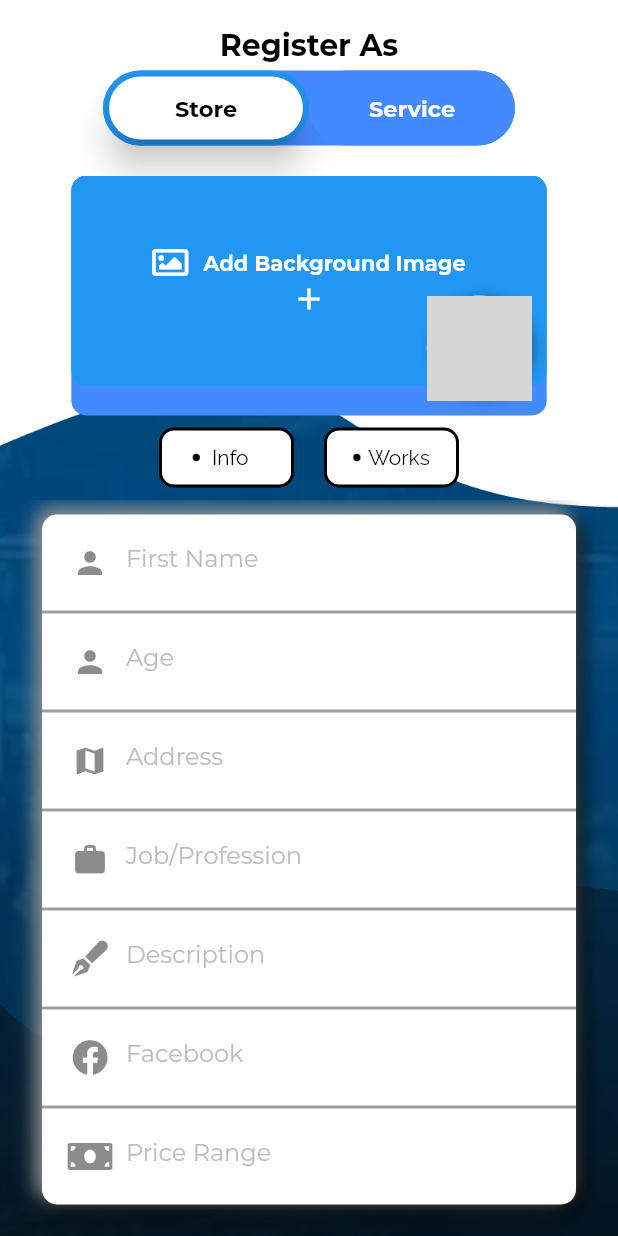
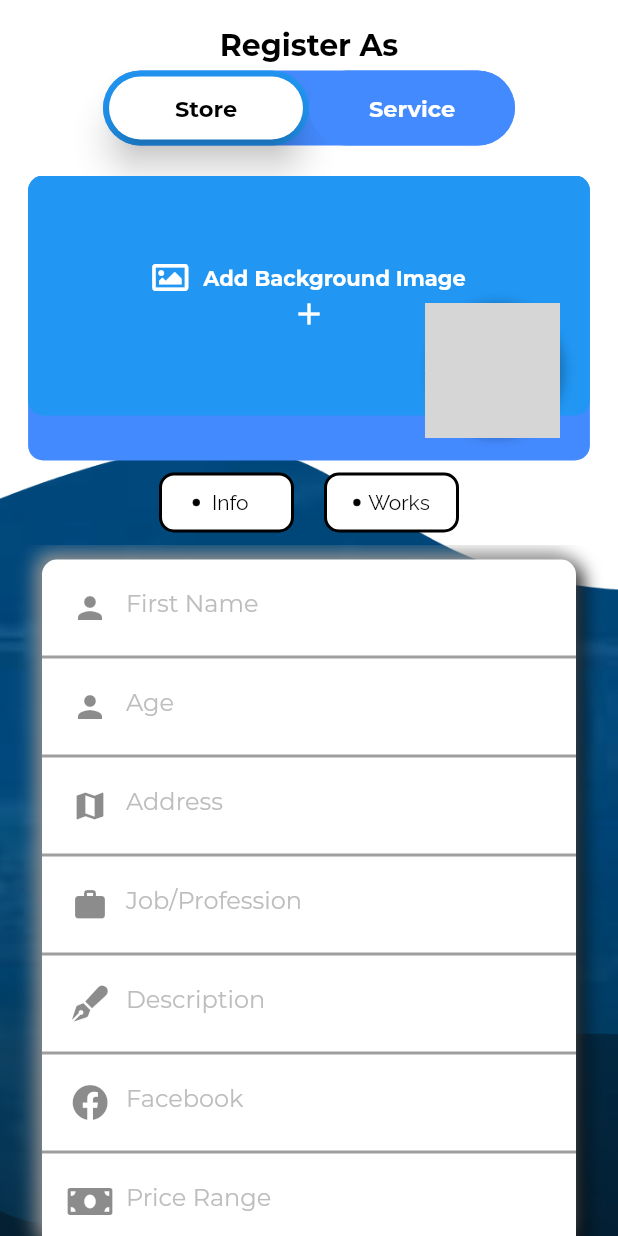
Before and after one commit to Helpayr/Helpayr, a Flutter app: the ProfileMaker screen opened directly, on a phone screen of 412 x 824 dp. Run offline on Flutter 3.47's test engine with Material 2 defaults, Android fonts, the phone set to English and light mode, and no system bars; our stand-ins replace animated_text_kit, cached_network_image, carousel_slider, cloud_firestore, curved_navigation_bar, faker and 15 more; missing offline and left inert: circle_bottom_navigation_bar, hidable, stream_chat_flutter, stream_chat_flutter_core; accounts and stored records are empty; project files that could hold a hidden picture were left out; grey boxes are pictures that could not be loaded.

Commit message:
change the profile size in profile maker

```diff
--- a/lib/firebase/googleSignIn.dart
+++ b/lib/firebase/googleSignIn.dart
@@ -39,7 +39,6 @@ class GoogleSignUpProvider extends ChangeNotifier {
       idToken: googleAuth.idToken,
     );
     await FirebaseAuth.instance.signInWithCredential(credential);
-
     await FirebaseFirestore.instance
         .collection("Helpers")
         .doc("People")
--- a/lib/screens/profile_maker.dart
+++ b/lib/screens/profile_maker.dart
@@ -254,7 +254,7 @@ class _ProfileMakerState extends State<ProfileMaker> {
             duration: Duration(milliseconds: 200),
             curve: Curves.easeInOut,
             width: MediaQuery.of(context).size.width,
-            height: MediaQuery.of(context).size.height * 1.2,
+            height: MediaQuery.of(context).size.height * 1.4,
             decoration: BoxDecoration(
               image: DecorationImage(
                 fit: BoxFit.cover,
@@ -409,8 +409,8 @@ class _ProfileMakerState extends State<ProfileMaker> {
                           Stack(
                             children: [
                               Container(
-                                height: 160,
-                                width: MediaQuery.of(context).size.width / 1.3,
+                                height: 190,
+                                width: MediaQuery.of(context).size.width / 1.1,
                                 decoration: BoxDecoration(
                                   color: Colors.blueAccent,
                                   borderRadius: BorderRadius.circular(10),
@@ -419,9 +419,9 @@ class _ProfileMakerState extends State<ProfileMaker> {
                               GestureDetector(
                                 onTap: selectImageBg,
                                 child: Container(
-                                  height: 140,
+                                  height: 160,
                                   width:
-                                      MediaQuery.of(context).size.width / 1.3,
+                                      MediaQuery.of(context).size.width / 1.1,
                                   decoration: BoxDecoration(
                                     color: pickedfile != null
                                         ? Colors.transparent
@@ -481,13 +481,13 @@ class _ProfileMakerState extends State<ProfileMaker> {
                                 ),
                               ),
                               Positioned(
-                                bottom: 10,
-                                right: 10,
+                                bottom: 15,
+                                right: 20,
                                 child: GestureDetector(
                                   onTap: selectImageDp,
                                   child: Container(
-                                    height: 70,
-                                    width: 70,
+                                    height: 90,
+                                    width: 90,
                                     decoration: BoxDecoration(
                                         image: DecorationImage(
                                             fit: BoxFit.cover,
@@ -1184,8 +1184,8 @@ class _ProfileMakerState extends State<ProfileMaker> {
                           Stack(
                             children: [
                               Container(
-                                height: 160,
-                                width: MediaQuery.of(context).size.width / 1.3,
+                                height: 190,
+                                width: MediaQuery.of(context).size.width / 1.1,
                                 decoration: BoxDecoration(
                                   color: Colors.blueAccent,
                                   borderRadius: BorderRadius.circular(10),
@@ -1194,9 +1194,9 @@ class _ProfileMakerState extends State<ProfileMaker> {
                               GestureDetector(
                                 onTap: selectImageBgService,
                                 child: Container(
-                                  height: 140,
+                                  height: 160,
                                   width:
-                                      MediaQuery.of(context).size.width / 1.3,
+                                      MediaQuery.of(context).size.width / 1.1,
                                   decoration: BoxDecoration(
                                     color: pickedFileServiceBg != null
                                         ? Colors.transparent
@@ -1211,7 +1211,7 @@ class _ProfileMakerState extends State<ProfileMaker> {
                                           ),
                                           elevation: 10,
                                           child: Container(
-                                            height: 140,
+                                            height: 160,
                                             decoration: BoxDecoration(
                                                 borderRadius:
                                                     BorderRadius.circular(10),
```
